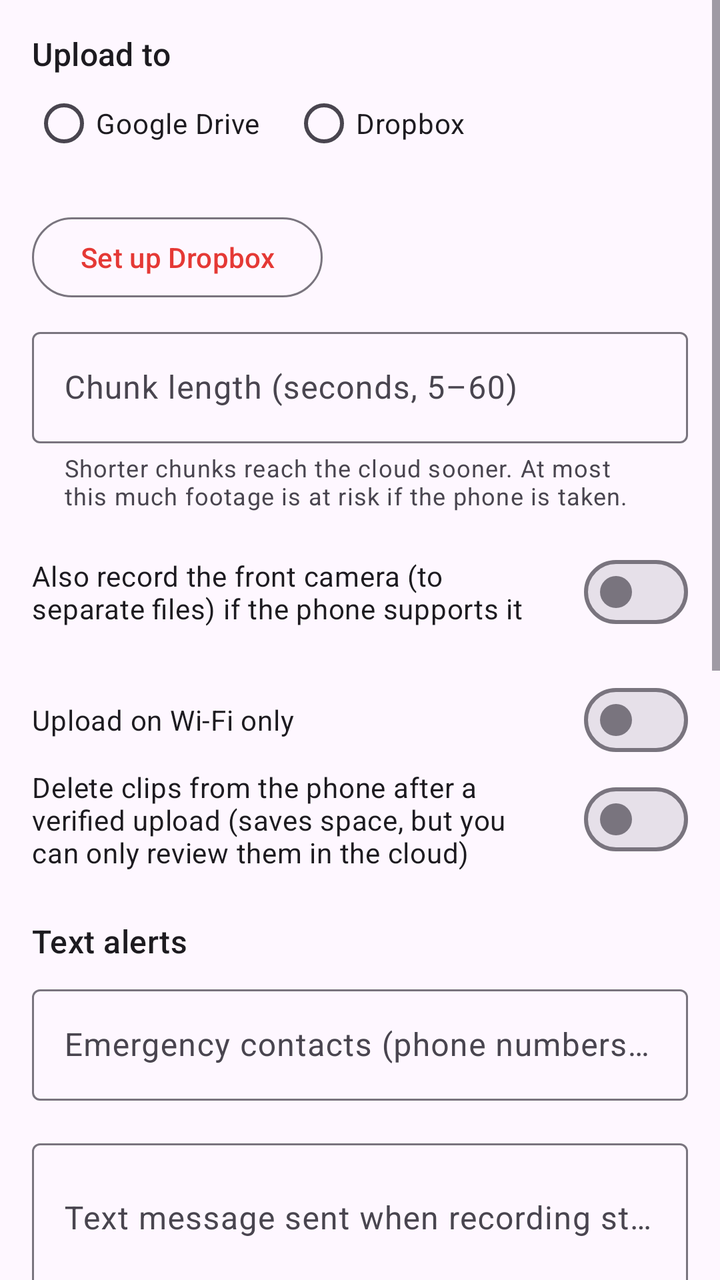
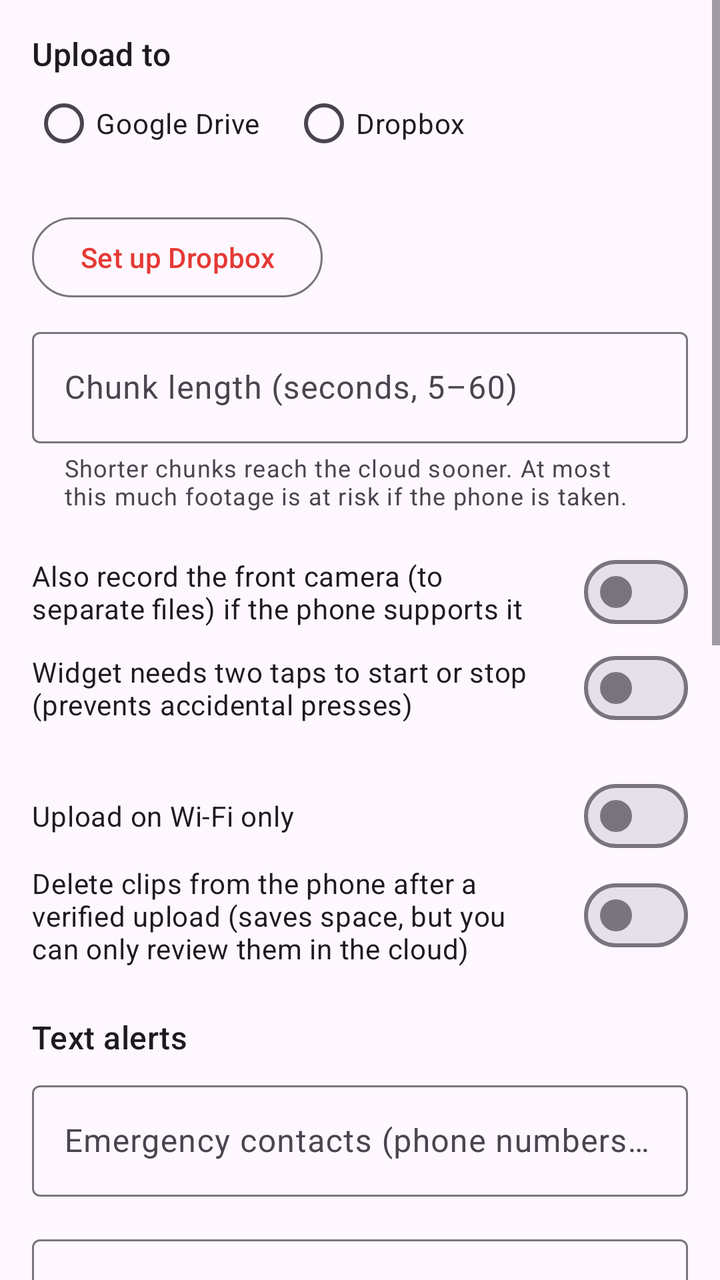

An Android layout rendered at two revisions. The XML below is the earlier revision; the diff shows what the commit changed to produce the second picture.
<!-- AndroidManifest.xml: application theme Theme.WitnessCam -->
<!-- res/layout/activity_settings.xml -->
<ScrollView xmlns:android="http://schemas.android.com/apk/res/android"
    xmlns:app="http://schemas.android.com/apk/res-auto"
    android:layout_width="match_parent"
    android:layout_height="match_parent"
    android:fitsSystemWindows="true">

    <LinearLayout
        android:layout_width="match_parent"
        android:layout_height="wrap_content"
        android:orientation="vertical"
        android:padding="16dp">

        <TextView
            android:layout_width="match_parent"
            android:layout_height="wrap_content"
            android:text="@string/cloud_section"
            android:textAppearance="?attr/textAppearanceTitleMedium" />

        <RadioGroup
            android:id="@+id/provider_group"
            android:layout_width="match_parent"
            android:layout_height="wrap_content"
            android:orientation="horizontal">
            <RadioButton
                android:id="@+id/provider_google"
                android:layout_width="wrap_content"
                android:layout_height="wrap_content"
                android:layout_marginEnd="16dp"
                android:text="@string/provider_google" />
            <RadioButton
                android:id="@+id/provider_dropbox"
                android:layout_width="wrap_content"
                android:layout_height="wrap_content"
                android:text="@string/provider_dropbox" />
        </RadioGroup>

        <TextView
            android:id="@+id/drive_status"
            android:layout_width="match_parent"
            android:layout_height="wrap_content"
            android:textAppearance="?attr/textAppearanceBodyMedium" />

        <com.google.android.material.button.MaterialButton
            android:id="@+id/dropbox_setup"
            style="?attr/materialButtonOutlinedStyle"
            android:layout_width="wrap_content"
            android:layout_height="wrap_content"
            android:layout_marginBottom="8dp"
            android:text="@string/dropbox_setup" />

        <com.google.android.material.textfield.TextInputLayout
            android:layout_width="match_parent"
            android:layout_height="wrap_content"
            android:hint="@string/segment_seconds"
            app:helperText="@string/segment_help">
            <com.google.android.material.textfield.TextInputEditText
                android:id="@+id/segment_seconds"
                android:layout_width="match_parent"
                android:layout_height="wrap_content"
                android:inputType="number" />
        </com.google.android.material.textfield.TextInputLayout>

        <com.google.android.material.materialswitch.MaterialSwitch
            android:id="@+id/dual_camera"
            android:layout_width="match_parent"
            android:layout_height="wrap_content"
            android:layout_marginTop="16dp"
            android:text="@string/dual_camera" />

        <com.google.android.material.materialswitch.MaterialSwitch
            android:id="@+id/wifi_only"
            android:layout_width="match_parent"
            android:layout_height="wrap_content"
            android:layout_marginTop="16dp"
            android:text="@string/wifi_only" />

        <com.google.android.material.materialswitch.MaterialSwitch
            android:id="@+id/delete_after_upload"
            android:layout_width="match_parent"
            android:layout_height="wrap_content"
            android:text="@string/delete_after_upload" />

        <TextView
            android:layout_width="match_parent"
            android:layout_height="wrap_content"
            android:layout_marginTop="24dp"
            android:text="@string/sms_section"
            android:textAppearance="?attr/textAppearanceTitleMedium" />

        <com.google.android.material.textfield.TextInputLayout
            android:layout_width="match_parent"
            android:layout_height="wrap_content"
            android:layout_marginTop="8dp"
            android:hint="@string/emergency_contacts">
            <com.google.android.material.textfield.TextInputEditText
                android:id="@+id/contacts"
                android:layout_width="match_parent"
                android:layout_height="wrap_content"
                android:inputType="phone" />
        </com.google.android.material.textfield.TextInputLayout>

        <com.google.android.material.textfield.TextInputLayout
            android:layout_width="match_parent"
            android:layout_height="wrap_content"
            android:layout_marginTop="16dp"
            android:hint="@string/alert_message">
            <com.google.android.material.textfield.TextInputEditText
                android:id="@+id/alert_message"
                android:layout_width="match_parent"
                android:layout_height="wrap_content"
                android:inputType="textMultiLine|textCapSentences"
                android:minLines="2" />
        </com.google.android.material.textfield.TextInputLayout>

        <com.google.android.material.materialswitch.MaterialSwitch
            android:id="@+id/sms_on_stop"
            android:layout_width="match_parent"
            android:layout_height="wrap_content"
            android:layout_marginTop="8dp"
            android:text="@string/sms_on_stop" />

        <com.google.android.material.textfield.TextInputLayout
            android:layout_width="match_parent"
            android:layout_height="wrap_content"
            android:layout_marginTop="8dp"
            android:hint="@string/location_update_minutes">
            <com.google.android.material.textfield.TextInputEditText
                android:id="@+id/location_minutes"
                android:layout_width="match_parent"
                android:layout_height="wrap_content"
                android:inputType="number" />
        </com.google.android.material.textfield.TextInputLayout>

        <com.google.android.material.materialswitch.MaterialSwitch
            android:id="@+id/share_link"
            android:layout_width="match_parent"
            android:layout_height="wrap_content"
            android:layout_marginTop="8dp"
            android:text="@string/share_footage_link" />

        <TextView
            android:layout_width="match_parent"
            android:layout_height="wrap_content"
            android:text="@string/share_footage_help"
            android:textAppearance="?attr/textAppearanceBodySmall" />

        <com.google.android.material.button.MaterialButton
            android:id="@+id/send_test"
            style="?attr/materialButtonOutlinedStyle"
            android:layout_width="wrap_content"
            android:layout_height="wrap_content"
            android:layout_marginTop="8dp"
            android:text="@string/send_test" />

        <TextView
            android:layout_width="match_parent"
            android:layout_height="wrap_content"
            android:layout_marginTop="24dp"
            android:text="@string/pin_section"
            android:textAppearance="?attr/textAppearanceTitleMedium" />

        <TextView
            android:id="@+id/pin_status"
            android:layout_width="match_parent"
            android:layout_height="wrap_content"
            android:layout_marginTop="4dp"
            android:textAppearance="?attr/textAppearanceBodyMedium" />

        <com.google.android.material.textfield.TextInputLayout
            android:layout_width="match_parent"
            android:layout_height="wrap_content"
            android:layout_marginTop="8dp"
            android:hint="@string/pin_new">
            <com.google.android.material.textfield.TextInputEditText
                android:id="@+id/new_pin"
                android:layout_width="match_parent"
                android:layout_height="wrap_content"
                android:inputType="numberPassword"
                android:maxLength="12" />
        </com.google.android.material.textfield.TextInputLayout>

        <com.google.android.material.button.MaterialButton
            android:id="@+id/remove_pin"
            style="?attr/borderlessButtonStyle"
            android:layout_width="wrap_content"
            android:layout_height="wrap_content"
            android:text="@string/pin_remove" />

        <TextView
            android:id="@+id/storage_path"
            android:layout_width="match_parent"
            android:layout_height="wrap_content"
            android:layout_marginTop="16dp"
            android:textAppearance="?attr/textAppearanceBodySmall" />

        <com.google.android.material.button.MaterialButton
            android:id="@+id/save"
            android:layout_width="match_parent"
            android:layout_height="wrap_content"
            android:layout_marginTop="24dp"
            android:text="@string/save" />
    </LinearLayout>
</ScrollView>
<!-- resources referenced by this layout -->
<resources>
  <string name="alert_message">Text message sent when recording starts</string>
  <string name="cloud_section">Upload to</string>
  <string name="delete_after_upload">Delete clips from the phone after a verified upload (saves space, but you can only review them in the cloud)</string>
  <string name="dropbox_setup">Set up Dropbox</string>
  <string name="dual_camera">Also record the front camera (to separate files) if the phone supports it</string>
  <string name="emergency_contacts">Emergency contacts (phone numbers, comma-separated)</string>
  <string name="location_update_minutes">Text location updates every N minutes while recording (0 = off)</string>
  <string name="pin_new">New PIN to stop recording / open settings (leave blank to keep current)</string>
  <string name="pin_remove">Remove PIN</string>
  <string name="pin_section">Stop protection</string>
  <string name="provider_dropbox">Dropbox</string>
  <string name="provider_google">Google Drive</string>
  <string name="save">Save</string>
  <string name="segment_help">Shorter chunks reach the cloud sooner. At most this much footage is at risk if the phone is taken.</string>
  <string name="segment_seconds">Chunk length (seconds, 5–60)</string>
  <string name="send_test">Send test text</string>
  <string name="share_footage_help">Anyone who gets the link can view that recording\'s folder in your Drive.</string>
  <string name="share_footage_link">Text contacts a link to watch the footage</string>
  <string name="sms_on_stop">Text contacts when recording stops</string>
  <string name="sms_section">Text alerts</string>
  <string name="wifi_only">Upload on Wi-Fi only</string>
  <style name="Theme.WitnessCam" parent="Theme.Material3.DayNight">
          <item name="colorPrimary">@color/rec_red</item>
          <item name="colorSecondary">@color/rec_red</item>
      </style>
  <color name="rec_red">#E53935</color>
</resources>

<!-- the commit's change to res/layout/activity_settings.xml (unified diff, before → after) -->
@@ -68,6 +68,12 @@
             android:text="@string/dual_camera" />
 
         <com.google.android.material.materialswitch.MaterialSwitch
+            android:id="@+id/widget_double_tap"
+            android:layout_width="match_parent"
+            android:layout_height="wrap_content"
+            android:text="@string/widget_double_tap" />
+
+        <com.google.android.material.materialswitch.MaterialSwitch
             android:id="@+id/wifi_only"
             android:layout_width="match_parent"
             android:layout_height="wrap_content"
<!-- resource entries referenced after the edit -->
@@ -20,6 +20,7 @@
   <string name="share_footage_link">Text contacts a link to watch the footage</string>
   <string name="sms_on_stop">Text contacts when recording stops</string>
   <string name="sms_section">Text alerts</string>
+  <string name="widget_double_tap">Widget needs two taps to start or stop (prevents accidental presses)</string>
   <string name="wifi_only">Upload on Wi-Fi only</string>
   <style name="Theme.WitnessCam" parent="Theme.Material3.DayNight">
           <item name="colorPrimary">@color/rec_red</item>
